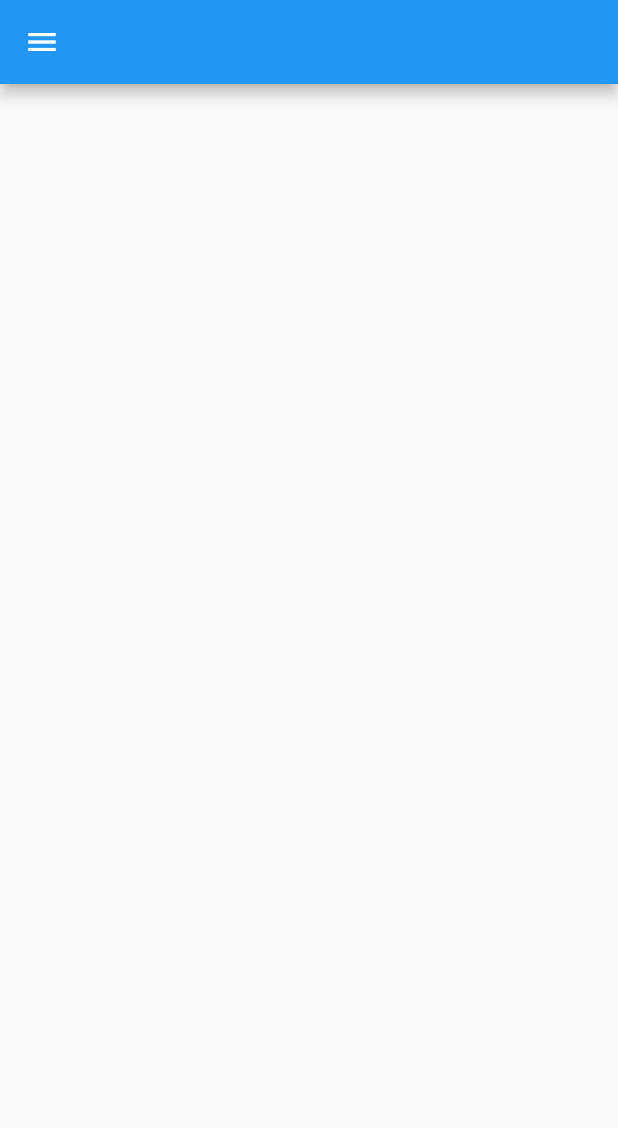
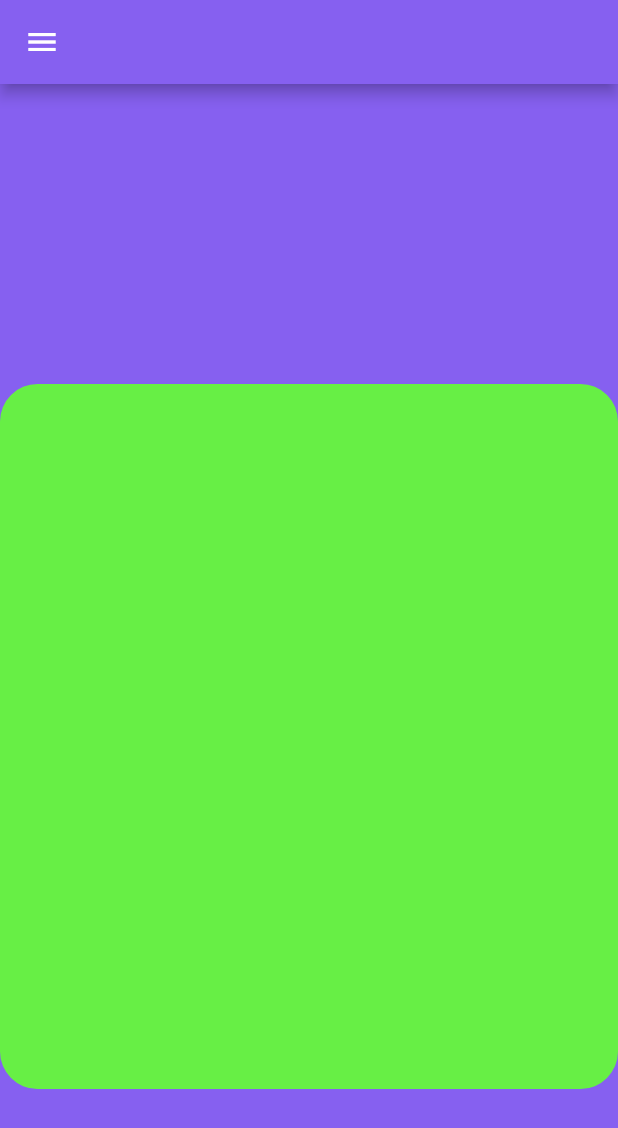
Before and after one commit to aadith-warrier/myappp, a Flutter app: the home screen opened directly, on a phone screen of 412 x 824 dp. Shown: the top 1128 px of the screen. Run offline on Flutter 3.47's test engine with Material 2 defaults, Android fonts, the phone set to English and light mode, and no system bars.

Commit message:
added navigation to home screen

```diff
--- a/lib/home.dart
+++ b/lib/home.dart
@@ -13,14 +13,30 @@ class _homeState extends State<home> {
   Widget build(BuildContext context) {
     return Scaffold(
       appBar: AppBar(
+        backgroundColor: Color(0xff8660F0),
       ),
       drawer: Drawer(
         child:ListView(
           children: [
-
+            /*your drawer stuff here*/
           ],
         ),
       ),
+      body: Container(
+        padding: EdgeInsets.fromLTRB(00, 200, 00, 00),
+        color: Color(0xff8660F0),
+        child: Column(
+          children: [
+            Container(
+              padding: EdgeInsets.fromLTRB(10, 460, 00, 10),
+              decoration: BoxDecoration(
+                color: Color(0xff67ef45),
+                borderRadius: BorderRadius.all(Radius.circular(25)),
+              ),
+            )
+          ],
+        ),
+      )
     );
   }
 }
--- a/lib/login.dart
+++ b/lib/login.dart
@@ -1,5 +1,7 @@
 import 'package:flutter/cupertino.dart';
+import 'package:flutter/gestures.dart';
 import 'package:flutter/material.dart';
+import 'package:myappp/home.dart';
 
 
 class Login extends StatefulWidget {
@@ -77,7 +79,11 @@ class _LoginState extends State<Login> {
                               ),
                               ),
                             ),
-                            onPressed: null,
+                            onPressed: () { Navigator.push(context,
+                            MaterialPageRoute(builder: (context) => home()
+                             )
+                            );
+                            },
                             child: Text("     Login     ",
                               style: TextStyle(
                                 color: Colors.white,
@@ -95,7 +101,7 @@ class _LoginState extends State<Login> {
                     padding:EdgeInsets.fromLTRB(00, 8, 00, 00),
                     child:RichText(
                       text: TextSpan(text: "Not Registered? Register here.",
-                      ),
+                          ),
 
                     ),
                   ),
--- a/lib/main.dart
+++ b/lib/main.dart
@@ -1,6 +1,7 @@
 import 'package:flutter/cupertino.dart';
 import 'package:flutter/material.dart';
 import 'package:myappp/login.dart';
+import 'package:myappp/home.dart';
 
 void main() {
   runApp(MaterialApp(
```
